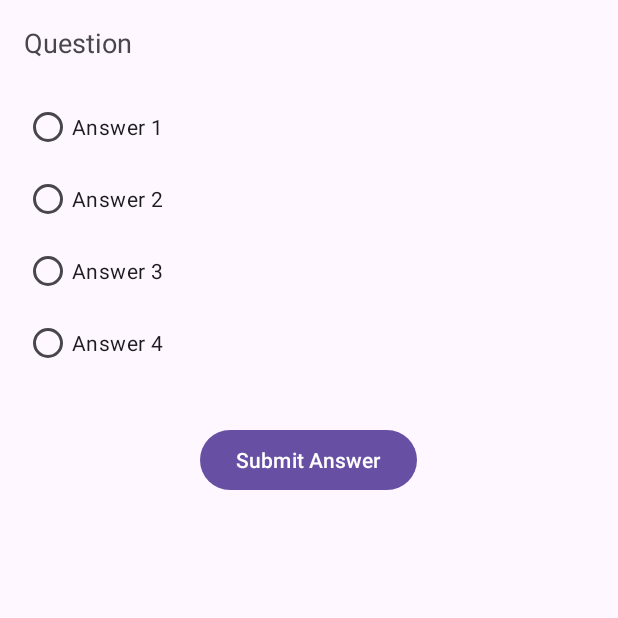
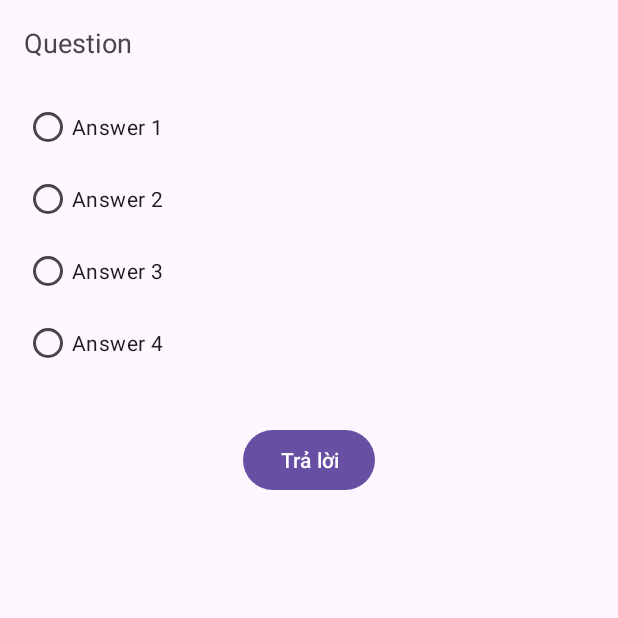
Before and after one commit to ngdg11/andr2324, an Android app: the Frame3 screen opened directly, with no data from a screen before it, on a phone screen of 412 x 824 dp, the top half of it. Run offline under Robolectric (Android 15) with nearby library versions, the phone set to English and light mode, and no system bars; 1 statement that could not run was skipped.

Commit message:
sửa submit = trả lời

```diff
--- a/app/src/main/res/layout/frame3.xml
+++ b/app/src/main/res/layout/frame3.xml
@@ -56,7 +56,7 @@
         android:id="@+id/submitButton"
         android:layout_width="wrap_content"
         android:layout_height="wrap_content"
-        android:text="Submit Answer"
         android:layout_gravity="center_horizontal"
-        android:layout_marginTop="30dp"/>
+        android:layout_marginTop="30dp"
+        android:text="Trả lời" />
 </LinearLayout>
```
